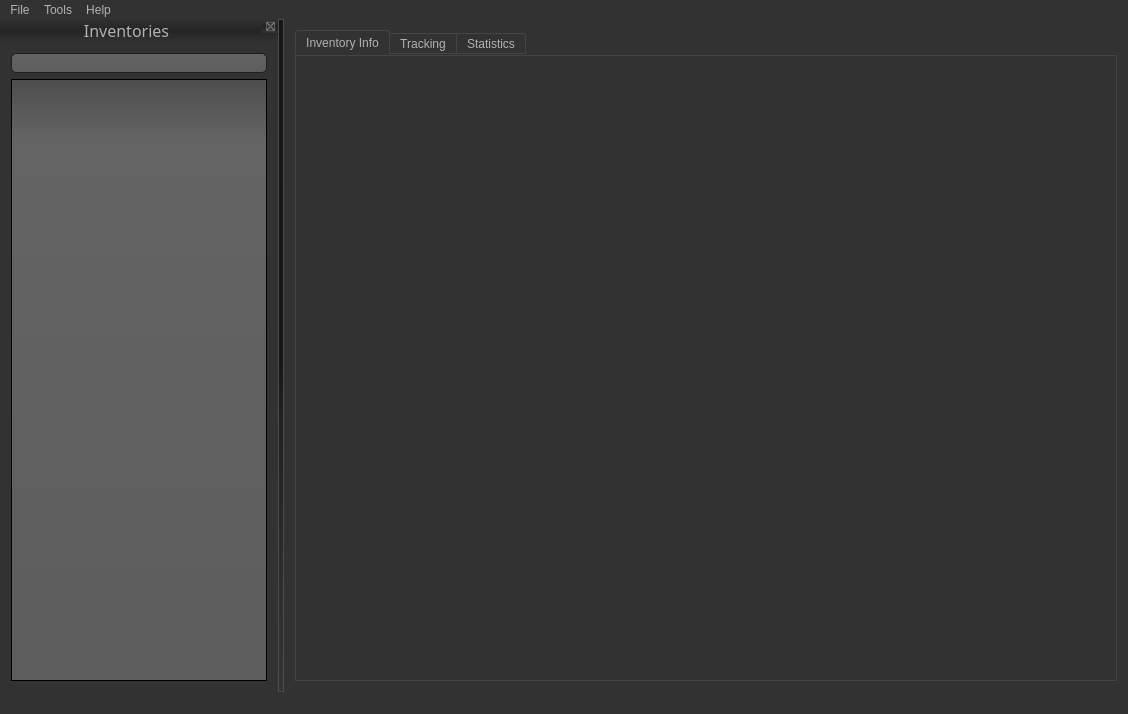
Before: the Qt Designer form lm/src/mainwindow.ui in zhaonian/Instant-eCommerce, drawn with Qt 5.
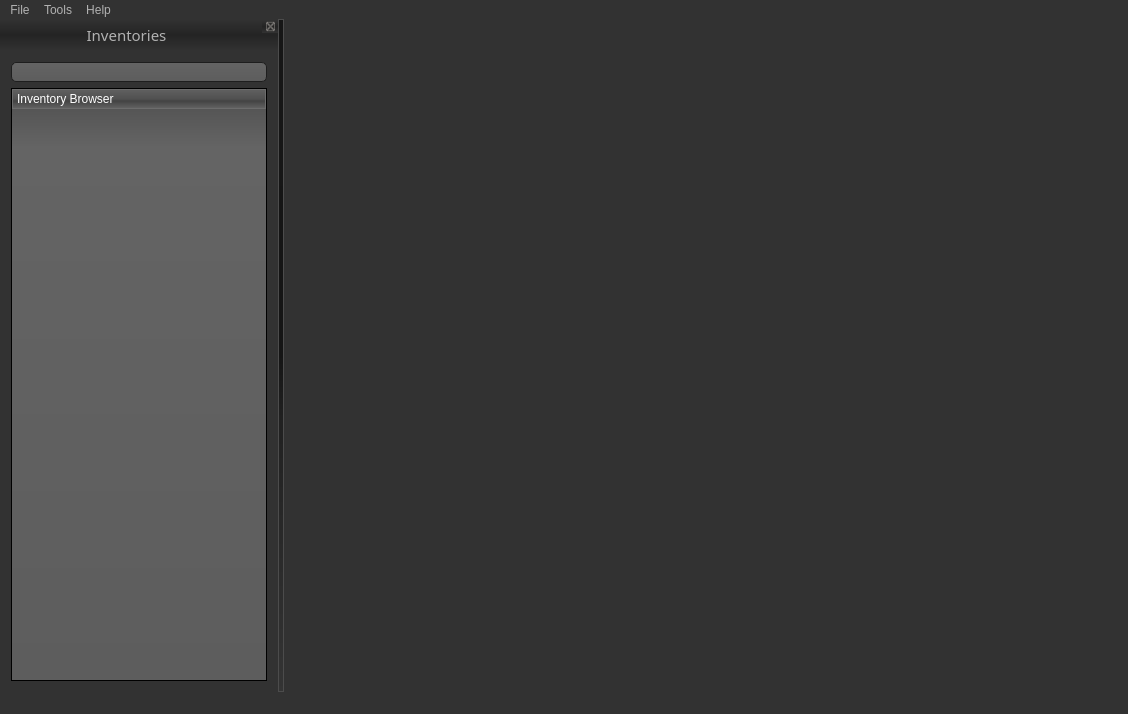
After: the same form once the commit is applied. Icons and pictures are not drawn.

Diff of the .ui file:
```diff
--- a/lm/src/mainwindow.ui
+++ b/lm/src/mainwindow.ui
@@ -91,6 +91,7 @@
 QAbstractItemView
 {
     background-color: QLinearGradient( x1: 0, y1: 0, x2: 0, y2: 1, stop: 0 #4d4d4d, stop: 0.1 #646464, stop: 1 #5d5d5d);
+    /*background-color: darkgray;*/
 }
 
 QWidget:focus
@@ -304,6 +305,8 @@
 {
     text-align: center;
     spacing: 3px; /* spacing between items in the tool bar */
+  	padding-top: 5px;
+  	padding-bottom: 5px;
     background-color: QLinearGradient(x1:0, y1:0, x2:0, y2:1, stop:0 #323232, stop: 0.5 #242424, stop:1 #323232);
 }
 
@@ -475,33 +478,7 @@
 }</string>
   </property>
   <widget class="QWidget" name="centralWidget">
-   <layout class="QHBoxLayout" name="horizontalLayout_2">
-    <item>
-     <widget class="QTabWidget" name="tabWidget">
-      <property name="styleSheet">
-       <string notr="true"/>
-      </property>
-      <property name="currentIndex">
-       <number>0</number>
-      </property>
-      <widget class="QWidget" name="inventory_info">
-       <attribute name="title">
-        <string>Inventory Info</string>
-       </attribute>
-      </widget>
-      <widget class="QWidget" name="tracking">
-       <attribute name="title">
-        <string>Tracking</string>
-       </attribute>
-      </widget>
-      <widget class="QWidget" name="statistics">
-       <attribute name="title">
-        <string>Statistics</string>
-       </attribute>
-      </widget>
-     </widget>
-    </item>
-   </layout>
+   <layout class="QHBoxLayout" name="main_window_layout"/>
   </widget>
   <widget class="QMenuBar" name="menuBar">
    <property name="geometry">
@@ -557,8 +534,8 @@
   <widget class="QDockWidget" name="dockWidget">
    <property name="font">
     <font>
-     <family>Ubuntu Mono</family>
-     <pointsize>12</pointsize>
+     <family>Umpush</family>
+     <pointsize>11</pointsize>
     </font>
    </property>
    <property name="windowTitle">
@@ -570,10 +547,23 @@
    <widget class="QWidget" name="dockWidgetContents_2">
     <layout class="QVBoxLayout" name="verticalLayout">
      <item>
-      <widget class="QLineEdit" name="search_box"/>
+      <widget class="QLineEdit" name="search_box">
+       <property name="enabled">
+        <bool>true</bool>
+       </property>
+       <property name="focusPolicy">
+        <enum>Qt::NoFocus</enum>
+       </property>
+      </widget>
      </item>
      <item>
-      <widget class="QTreeView" name="inventory_view"/>
+      <widget class="QTreeWidget" name="inventory_browser">
+       <column>
+        <property name="text">
+         <string>Inventory Browser</string>
+        </property>
+       </column>
+      </widget>
      </item>
     </layout>
    </widget>
```
Left out of the diff: 3 changed lines with no effect on the pictures.
